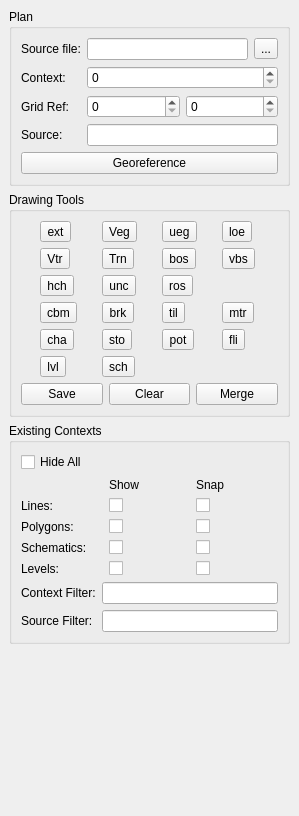
Qt form ui_dock.ui (lparchaeology/ArkPlan) before a commit.
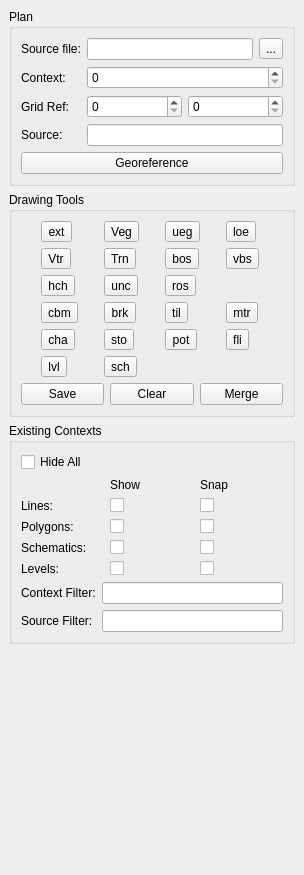
The same form after that commit.

The edit to the form file:
```diff
--- a/ui_dock.ui
+++ b/ui_dock.ui
@@ -6,8 +6,8 @@
    <rect>
     <x>0</x>
     <y>0</y>
-    <width>299</width>
-    <height>816</height>
+    <width>304</width>
+    <height>875</height>
    </rect>
   </property>
   <property name="sizePolicy">
```
Left out of the diff: 2 changed lines with no effect on the pictures.
